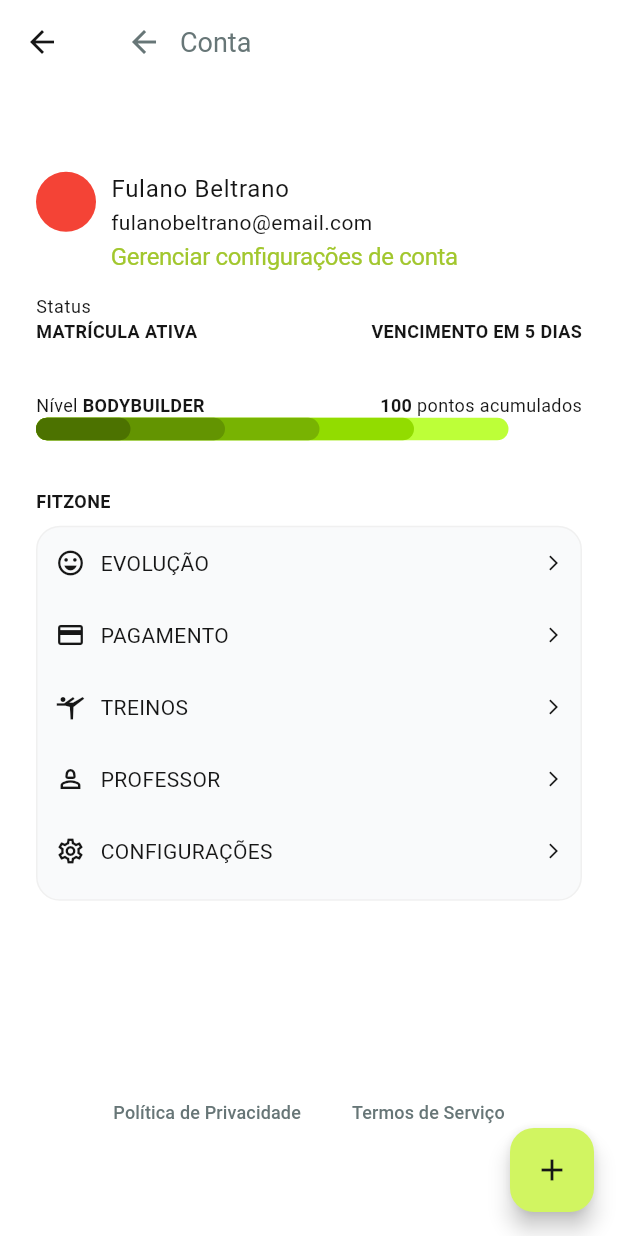
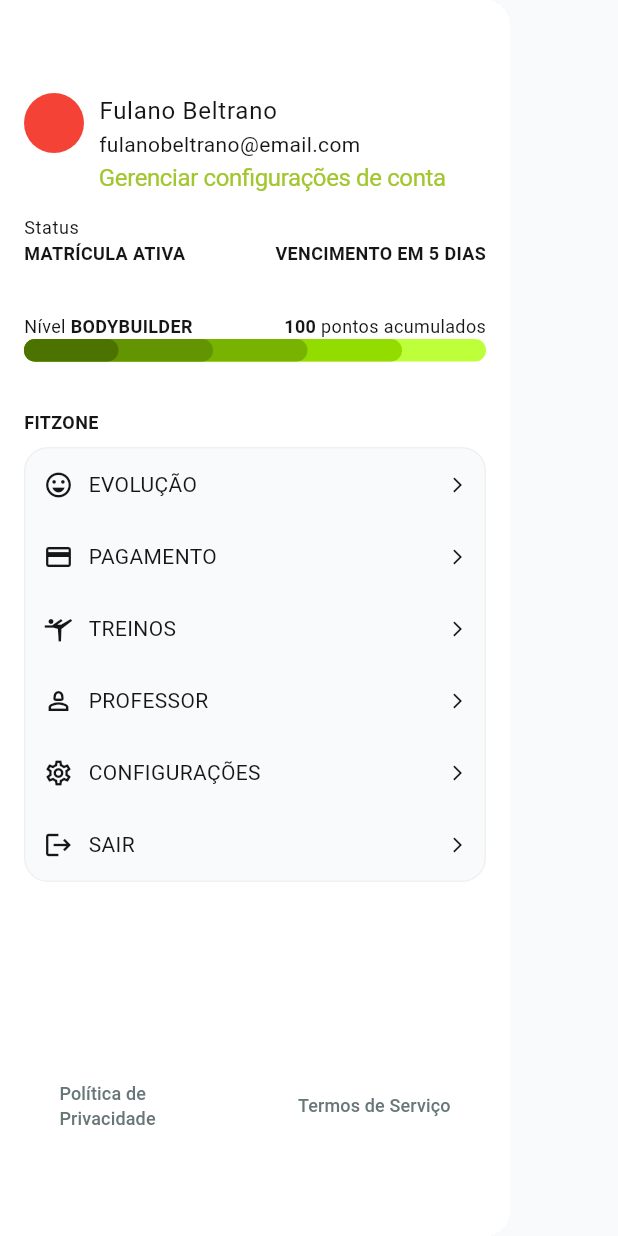
Before and after one commit to rafa-Nobre/Fitzone_Mobile, a Flutter app: the AccountDrawer widget shown alone on an empty page, opened directly, on a phone screen of 412 x 824 dp. Run offline on Flutter 3.47's test engine with Material 3 defaults, Android fonts, the light colour scheme and no system bars; our stand-ins replace table_calendar.

Commit message:
Adicionando rotas e navegação

```diff
--- a/lib/common/widgets/form_widgets/custom_checkbox.dart
+++ b/lib/common/widgets/form_widgets/custom_checkbox.dart
@@ -9,7 +9,7 @@ class CustomCheckbox extends StatefulWidget {
   });
 
   @override
-  _CustomCheckboxState createState() => _CustomCheckboxState();
+  State<CustomCheckbox> createState() => _CustomCheckboxState();
 }
 
 class _CustomCheckboxState extends State<CustomCheckbox> {
@@ -30,7 +30,7 @@ class _CustomCheckboxState extends State<CustomCheckbox> {
           },
         ),
         Text(
-          widget.labelText, // Use the labelText from the widget
+          widget.labelText,
           style: TextStyle(
             color: Theme.of(context).colorScheme.onSurface,
             fontSize: 12,
--- a/lib/routes/app_routes.dart
+++ b/lib/routes/app_routes.dart
@@ -1,12 +1,15 @@
+import 'package:fitzone_app/screens/calendar_screen/calendar_screen.dart';
+import 'package:fitzone_app/screens/home_screen/home_screen.dart';
+import 'package:fitzone_app/screens/register_screen/register_screen.dart';
+import 'package:fitzone_app/screens/search_screen/search_screen.dart';
+import 'package:fitzone_app/screens/signin_screen/signin_screen.dart';
 import 'package:flutter/widgets.dart';
 import 'routes_consts.dart';
 
 final Map<String, Widget Function(BuildContext)> appRoutes = {
-  RoutesConsts.root: (context) => const Placeholder(),
-  RoutesConsts.login: (context) => const Placeholder(),
-  RoutesConsts.profile: (context) => const Placeholder(),
-  RoutesConsts.signUp: (context) => const Placeholder(),
-  RoutesConsts.settings: (context) => const Placeholder(),
-  RoutesConsts.forgetPassword: (context) => const Placeholder(),
-  RoutesConsts.devInfo: (context) => const Placeholder(),
+  RoutesConsts.root: (context) => const SignInScreen(),
+  RoutesConsts.signUp: (context) => const RegisterScreen(),
+  RoutesConsts.home: (context) => const HomeScreen(),
+  RoutesConsts.calendar: (context) => const CalendarScreen(),
+  RoutesConsts.search: (context) => const SearchScreen(),
 };
--- a/lib/routes/routes_consts.dart
+++ b/lib/routes/routes_consts.dart
@@ -5,5 +5,7 @@ class RoutesConsts {
   static const signUp = '/signup';
   static const settings = '/settings';
   static const forgetPassword = '/forgotpassword';
-  static const devInfo = '/devInfo';
+  static const calendar = '/calendar';
+  static const search = '/search';
+  static const home = '/home';
 }
--- a/lib/screens/account_drawer/account_drawer.dart
+++ b/lib/screens/account_drawer/account_drawer.dart
@@ -1,33 +1,23 @@
 import 'package:fitzone_app/common/constants/metrics.dart';
-import 'package:fitzone_app/common/theme/theme_provider.dart';
-import 'package:fitzone_app/common/widgets/go_back_button.dart';
 import 'package:fitzone_app/screens/account_drawer/widgets/account_footer.dart';
 import 'package:fitzone_app/screens/account_drawer/widgets/level.dart';
 import 'package:fitzone_app/screens/account_drawer/widgets/menu_widget.dart';
 import 'package:fitzone_app/screens/account_drawer/widgets/profile_info.dart';
 import 'package:fitzone_app/screens/account_drawer/widgets/registration_status.dart';
 import 'package:flutter/material.dart';
-import 'package:provider/provider.dart';
 
 class AccountDrawer extends StatelessWidget {
   const AccountDrawer({super.key});
 
   @override
   Widget build(BuildContext context) {
-    return Scaffold(
-      appBar: AppBar(
-        surfaceTintColor: Theme.of(context).colorScheme.tertiary,
-        backgroundColor: Theme.of(context).colorScheme.tertiary,
-        title: const GoBackButton(
-          title: "Conta",
-        ),
-      ),
-      body: Container(
-        padding: const EdgeInsets.only(left: 24, right: 24),
-        width: double.infinity,
-        color: Theme.of(context).colorScheme.tertiary,
-        child: const Center(
-          child: Column(
+    return Drawer(
+      width: 340,
+      child: SafeArea(
+        child: Container(
+          padding: const EdgeInsets.symmetric(horizontal: defaultSpacing),
+          color: Theme.of(context).colorScheme.tertiary,
+          child: const Column(
             mainAxisAlignment: MainAxisAlignment.spaceAround,
             children: [
               Column(
@@ -54,16 +44,6 @@ class AccountDrawer extends StatelessWidget {
           ),
         ),
       ),
-      floatingActionButton: FloatingActionButton(
-        onPressed: () {
-          Provider.of<ThemeProvider>(context, listen: false).toggleTheme();
-        },
-        tooltip: 'Increment',
-        foregroundColor: Theme.of(context).colorScheme.inversePrimary,
-        child: const Icon(
-          Icons.add,
-        ),
-      ),
     );
   }
 }
--- a/lib/screens/account_drawer/widgets/account_footer.dart
+++ b/lib/screens/account_drawer/widgets/account_footer.dart
@@ -11,16 +11,20 @@ class AccountFooter extends StatelessWidget {
     return Row(
       mainAxisAlignment: MainAxisAlignment.center,
       children: [
-        LinkText(
+        Flexible(
+          child: LinkText(
             title: "Política de Privacidade",
             color: Theme.of(context).colorScheme.onSecondary,
             fontSize: 12,
           ),
+        ),
         const SizedBox(width: 10),
-        LinkText(
+        Flexible(
+          child: LinkText(
               title: "Termos de Serviço",
               color: Theme.of(context).colorScheme.onSecondary,
               fontSize: 12),
+        ),
       ],
     );
   }
--- a/lib/screens/account_drawer/widgets/button_menu.dart
+++ b/lib/screens/account_drawer/widgets/button_menu.dart
@@ -6,17 +6,18 @@ class ButtonMenu extends StatelessWidget {
   const ButtonMenu({
     required this.title,
     required this.icon,
-
+    required this.onTap,
     super.key,
   });
 
   final String title;
   final IconData icon;
+  final void Function()? onTap;
 
   @override
   Widget build(BuildContext context) {
     return TextButton(
-        onPressed: () {},
+        onPressed: onTap,
         child: Row(
           mainAxisAlignment: MainAxisAlignment.spaceBetween,
           children: [
--- a/lib/screens/account_drawer/widgets/menu_widget.dart
+++ b/lib/screens/account_drawer/widgets/menu_widget.dart
@@ -1,4 +1,5 @@
 import 'package:fitzone_app/common/constants/metrics.dart';
+import 'package:fitzone_app/routes/routes_consts.dart';
 import 'package:flutter/material.dart';
 import 'button_menu.dart';
 
@@ -24,7 +25,6 @@ class MenuWidget extends StatelessWidget {
           height: minorSpacing,
         ),
         Container(
-          height: 250,
           width: double.infinity,
           decoration: BoxDecoration(
             color: Theme.of(context).colorScheme.surfaceContainer,
@@ -32,20 +32,38 @@ class MenuWidget extends StatelessWidget {
                 color: Theme.of(context).colorScheme.surfaceContainerLow),
             borderRadius: const BorderRadius.all(Radius.circular(16)),
           ),
-          child: const Column(
+          child: Column(
             children: [
               ButtonMenu(
                 title: "Evolução",
                 icon: Icons.emoji_emotions_outlined,
+                onTap: () {},
               ),
               ButtonMenu(
                 title: "Pagamento",
                 icon: Icons.payment,
+                onTap: () {},
               ),
               ButtonMenu(
-                  title: "Treinos", icon: Icons.sports_gymnastics_outlined),
-              ButtonMenu(title: "Professor", icon: Icons.person_2_outlined),
-              ButtonMenu(title: "Configurações", icon: Icons.settings_outlined),
+                title: "Treinos",
+                icon: Icons.sports_gymnastics_outlined,
+                onTap: () {},
+              ),
+              ButtonMenu(
+                title: "Professor",
+                icon: Icons.person_2_outlined,
+                onTap: () {},
+              ),
+              ButtonMenu(
+                title: "Configurações",
+                icon: Icons.settings_outlined,
+                onTap: () {},
+              ),
+              ButtonMenu(
+                title: "Sair",
+                icon: Icons.logout,
+                onTap: () => Navigator.of(context).popUntil(ModalRoute.withName(RoutesConsts.root)),
+              ),
             ],
           ),
         ),
--- a/lib/screens/calendar_screen/calendar_screen.dart
+++ b/lib/screens/calendar_screen/calendar_screen.dart
@@ -1,4 +1,5 @@
 import 'package:fitzone_app/common/constants/metrics.dart';
+import 'package:fitzone_app/screens/account_drawer/account_drawer.dart';
 import 'package:fitzone_app/screens/calendar_screen/widgets/event_card.dart';
 import 'package:flutter/material.dart';
 import 'package:table_calendar/table_calendar.dart';
@@ -34,13 +35,14 @@ class _CalendarScreenState extends State<CalendarScreen> {
         title: const Text("Atividades"),
         surfaceTintColor: Theme.of(context).colorScheme.primary,
         backgroundColor: Theme.of(context).colorScheme.primary,
-        actions: const [
+        actions: [
           NotificationButton(),
           SizedBox(width: 10),
-          Photo(),
+          GestureDetector(onTap: () => ScaffoldState().openEndDrawer(), child: Photo()),
           SizedBox(width: 10)
         ],
       ),
+      endDrawer: const AccountDrawer(),
       body: Stack(
         children: [
           Container(
--- a/lib/screens/register_screen/widgets/form_section.dart
+++ b/lib/screens/register_screen/widgets/form_section.dart
@@ -63,13 +63,16 @@ class FormSection extends StatelessWidget {
                   ),
                 ),
                 const SizedBox(width: 12),
-                Text(
+                GestureDetector(
+                  onTap: () => Navigator.of(context).pop(),
+                  child: Text(
                     'Entrar',
                     style: TextStyle(
                       color: Theme.of(context).colorScheme.secondary,
                       fontSize: 14,
                       fontFamily: 'Lato',
                       fontWeight: FontWeight.w600,
+                    ),
                   ),
                 ),
               ],
```
Also changed, not shown: lib/screens/home_screen/home_screen.dart (+6 -1 lines), lib/screens/register_screen/register_screen.dart (+10 -13 lines), lib/screens/search_screen/search_screen.dart (+12 -28 lines), lib/screens/signin_screen/signin_screen.dart (+10 -24 lines), lib/screens/signin_screen/widgets/form_section.dart (+11 -1 lines). Lines whose indentation alone changed are shown as unchanged.
